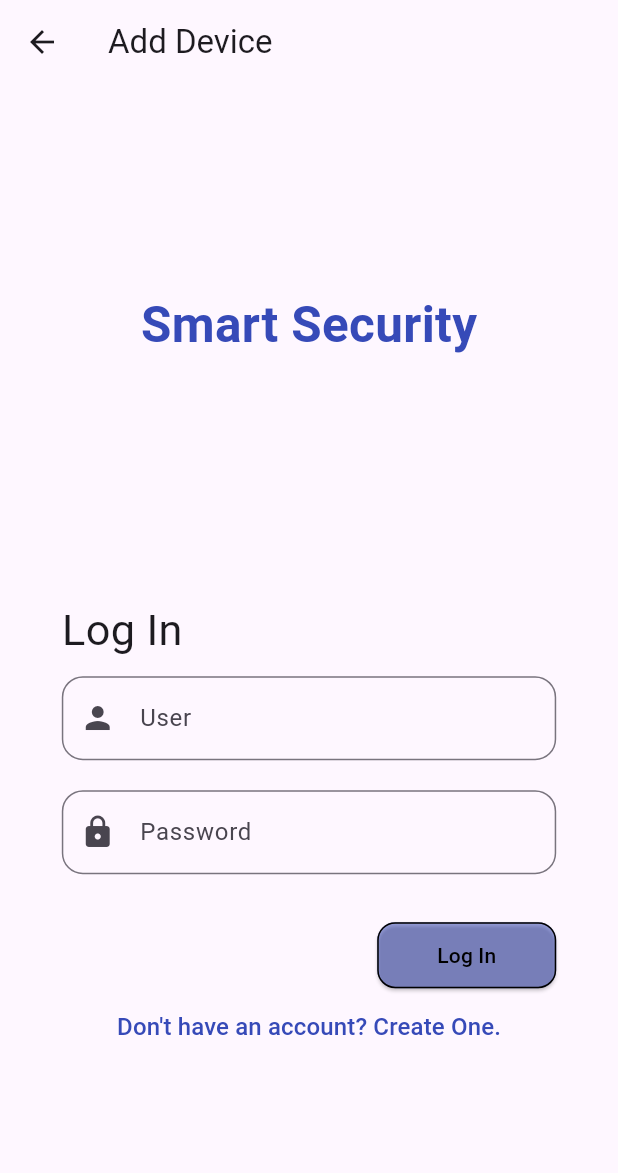
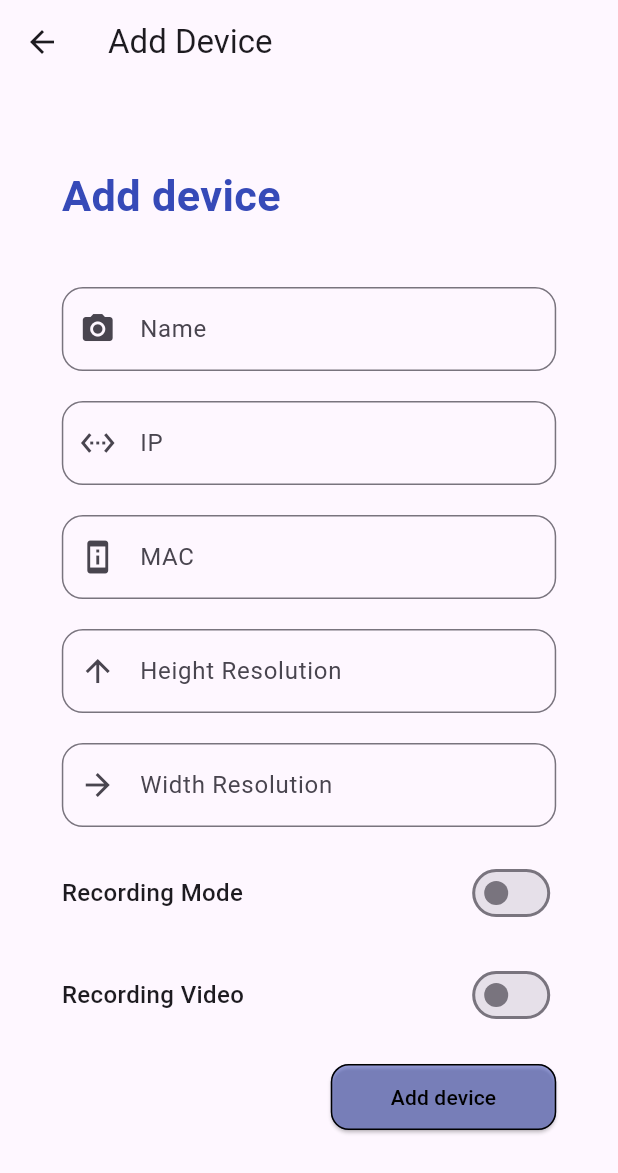
Before and after one commit to UGNaNpp/Zespolowe, a Flutter app: the AddDeviceScreen screen opened directly, on a phone screen of 412 x 824 dp. Shown: the top 1173 px of the screen. Run offline on Flutter 3.47's test engine with Material 3 defaults, Android fonts, the phone set to English and light mode, and no system bars; our stand-ins replace shared_preferences, webview_flutter; missing offline and left inert: flutter_joystick; accounts and stored records are empty.

Commit message:
Finish Add Device Screen with added validation

```diff
--- a/mobile_app/lib/api_constants.dart
+++ b/mobile_app/lib/api_constants.dart
@@ -7,3 +7,5 @@ const String registerEndpoint = '/api/auth/register';
 const String devicesEndpoint = '/devices/';
 
 const String deleteDeviceEndpoint = '/devices/id/';
+
+const String addDeviceEndpoint = 'devices/';
--- a/mobile_app/lib/screens/add_device_screen.dart
+++ b/mobile_app/lib/screens/add_device_screen.dart
@@ -1,10 +1,9 @@
 import 'package:flutter/material.dart';
-import 'package:shared_preferences/shared_preferences.dart';
 import 'package:http/http.dart' as http;
+import 'dart:convert';
 
-// import '../api_constants.dart';
+import '../api_constants.dart';
 import 'main_screen.dart';
-import 'register_screen.dart';
 
 class AddDeviceScreen extends StatefulWidget {
   const AddDeviceScreen({super.key});
@@ -14,23 +13,38 @@ class AddDeviceScreen extends StatefulWidget {
 }
 
 class _AddDeviceScreenState extends State<AddDeviceScreen> {
-  final TextEditingController _userController = TextEditingController();
-  final TextEditingController _passwordController = TextEditingController();
+  final TextEditingController _nameController = TextEditingController();
+  final TextEditingController _IPController = TextEditingController();
+  final TextEditingController _MACController = TextEditingController();
+  final TextEditingController _HeightController = TextEditingController();
+  final TextEditingController _WidthController = TextEditingController();
+  bool _recordingMode = false;
+  bool _recordingVideo = false;
   bool _isLoading = false;
 
-  void _saveToken(String token) async {
-    SharedPreferences prefs = await SharedPreferences.getInstance();
-    await prefs.setString('tokenKey', token);
+  String validateBody(String name, String ip, String mac, String height, String width) {
+    if (name.isEmpty) return "Device name cannot be empty";
+    if (ip.isEmpty || !RegExp(r'^(25[0-5]|2[0-4]\d|1\d{2}|\d{1,2})(\.(25[0-5]|2[0-4]\d|1\d{2}|\d{1,2})){3}$').hasMatch(ip)) return "Invalid IP address";
+    if (mac.isEmpty || !RegExp(r'^([0-9A-Fa-f]{2}:){5}[0-9A-Fa-f]{2}$').hasMatch(mac)) return "Invalid MAC address";
+    if (height.isEmpty || int.tryParse(height) == null || int.parse(height) <= 0) return "Invalid height resolution";
+    if (width.isEmpty || int.tryParse(width) == null || int.parse(width) <= 0) return "Invalid width resolution";
+    return "";
   }
 
-  Future<void> _handleLogin() async {
-  String username = _userController.text;
-  String password = _passwordController.text;
+  Future<void> _handleAddDevice() async {
+    String name = _nameController.text;
+    String ip = _IPController.text;
+    String mac = _MACController.text;
+    String heightResolution = _HeightController.text;
+    String widthResolution = _WidthController.text;
 
-  if (username.isEmpty || password.isEmpty) {
+    String error = validateBody(name, ip, mac, heightResolution, widthResolution);
+
+    if (error != '') {
       ScaffoldMessenger.of(context).showSnackBar(
-      SnackBar(content: Text("Please enter both username and password")),
+        SnackBar(content: Text(error)),
       );
+
       return;
     }
 
@@ -39,21 +53,29 @@ class _AddDeviceScreenState extends State<AddDeviceScreen> {
     });
 
     try {
-    final uri = Uri.http(
-      '192.168.0.251:8080',
-      '/api/auth/login',
-      {
-        'identifier': username,
-        'password': password,
+      final uri = Uri.http(baseUrl, addDeviceEndpoint);
+
+      final response = await http.post(
+        uri,
+        headers: {
+          'Content-Type': 'application/json',
         },
+        body: jsonEncode({
+          'name': name,
+          'AssociatedIP': ip,
+          'AssociatedMAC': mac,
+          'heightResolution': int.parse(heightResolution),
+          'widthResolution': int.parse(widthResolution),
+          'recordingMode': _recordingMode,
+          'recordingVideo': _recordingVideo,
+        }),
       );
 
-    final response = await http.post(uri);
-
-    if (response.statusCode == 200) {
-      print('Response body: ${response.body}');
-
-      _saveToken(response.body);
+      // zmienic kod
+      if (response.statusCode == 201) {
+        ScaffoldMessenger.of(context).showSnackBar(
+          SnackBar(content: Text("Devices has been add")),
+        );
 
         Navigator.pushReplacement(
           context,
@@ -75,7 +97,6 @@ class _AddDeviceScreenState extends State<AddDeviceScreen> {
     }
   }
 
-
   @override
   Widget build(BuildContext context) {
     double screenWidth = MediaQuery.of(context).size.width;
@@ -90,43 +111,36 @@ class _AddDeviceScreenState extends State<AddDeviceScreen> {
         child: Center(
           child: Container(
             width: screenWidth * 0.8,
-            height: screenHeight * 0.6,
+            height: screenHeight * 0.8,
+            child: SingleChildScrollView(
               child: Column(
                 mainAxisAlignment: MainAxisAlignment.center,
                 crossAxisAlignment: CrossAxisAlignment.center,
                 children: <Widget>[
+                  Row(
+                    mainAxisAlignment: MainAxisAlignment.start,
+                    children: [
                       Text(
-                  'Smart Security',
+                        'Add device',
                         style: TextStyle(
-                    fontSize: screenWidth * 0.08,
+                          fontSize: screenWidth * 0.07,
                           fontWeight: FontWeight.bold,
                           color: Color(0xFF364AB8),
                         ),
                       ),
-                SizedBox(height: 160),
-
-                Row(
-                  mainAxisAlignment: MainAxisAlignment.start,
-                  children: [
-                    Text(
-                      'Log In',
-                      style: TextStyle(
-                        fontSize: screenWidth * 0.07,
-                      ),
-                    ),
                     ],
                   ),
-                SizedBox(height: 10),
+                  SizedBox(height: 40),
 
                   TextField(
-                  controller: _userController,
+                    controller: _nameController,
                     decoration: InputDecoration(
-                    labelText: 'User',
-                    hintText: 'Enter your username',
+                      labelText: 'Name',
+                      hintText: 'Enter device name',
                       border: OutlineInputBorder(
                         borderRadius: BorderRadius.circular(14),
                       ),
-                    prefixIcon: Icon(Icons.person),
+                      prefixIcon: Icon(Icons.camera_alt),
                       focusedBorder: OutlineInputBorder(
                         borderSide: BorderSide(color: Color(0xFF364AB8), width: 2),
                         borderRadius: BorderRadius.circular(14),
@@ -136,28 +150,116 @@ class _AddDeviceScreenState extends State<AddDeviceScreen> {
                   SizedBox(height: 20),
 
                   TextField(
-                  controller: _passwordController,
-                  obscureText: true,
+                    controller: _IPController,
                     decoration: InputDecoration(
-                    labelText: 'Password',
-                    hintText: 'Enter your password',
+                      labelText: 'IP',
+                      hintText: 'Enter IP address',
                       border: OutlineInputBorder(
                         borderRadius: BorderRadius.circular(14),
                       ),
-                    prefixIcon: Icon(Icons.lock),
+                      prefixIcon: Icon(Icons.settings_ethernet),
                       focusedBorder: OutlineInputBorder(
                         borderSide: BorderSide(color: Color(0xFF364AB8), width: 2),
                         borderRadius: BorderRadius.circular(14),
                       ),
                     ),
                   ),
-                SizedBox(height: 30),
+                  SizedBox(height: 20),
+
+                  TextField(
+                    controller: _MACController,
+                    decoration: InputDecoration(
+                      labelText: 'MAC',
+                      hintText: 'Enter MAC address',
+                      border: OutlineInputBorder(
+                        borderRadius: BorderRadius.circular(14),
+                      ),
+                      prefixIcon: Icon(Icons.perm_device_information),
+                      focusedBorder: OutlineInputBorder(
+                        borderSide: BorderSide(color: Color(0xFF364AB8), width: 2),
+                        borderRadius: BorderRadius.circular(14),
+                      ),
+                    ),
+                  ),
+                  SizedBox(height: 20),
+
+                  TextField(
+                    controller: _HeightController,
+                    decoration: InputDecoration(
+                      labelText: 'Height Resolution',
+                      hintText: 'Enter height resolution',
+                      border: OutlineInputBorder(
+                        borderRadius: BorderRadius.circular(14),
+                      ),
+                      prefixIcon: Icon(Icons.arrow_upward),
+                      focusedBorder: OutlineInputBorder(
+                        borderSide: BorderSide(color: Color(0xFF364AB8), width: 2),
+                        borderRadius: BorderRadius.circular(14),
+                      ),
+                    ),
+                  ),
+                  SizedBox(height: 20),
+
+                  TextField(
+                    controller: _WidthController,
+                    decoration: InputDecoration(
+                      labelText: 'Width Resolution',
+                      hintText: 'Enter width resolution',
+                      border: OutlineInputBorder(
+                        borderRadius: BorderRadius.circular(14),
+                      ),
+                      prefixIcon: Icon(Icons.arrow_forward),
+                      focusedBorder: OutlineInputBorder(
+                        borderSide: BorderSide(color: Color(0xFF364AB8), width: 2),
+                        borderRadius: BorderRadius.circular(14),
+                      ),
+                    ),
+                  ),
+                  SizedBox(height: 20),
+
+                  Row(
+                    mainAxisAlignment: MainAxisAlignment.spaceBetween,
+                    children: [
+                      Text('Recording Mode',
+                          style: TextStyle(fontSize: 16, fontWeight: FontWeight.w500)),
+                      Switch(
+                        value: _recordingMode,
+                        onChanged: (value) {
+                          setState(() {
+                            _recordingMode = value;
+                          });
+                        },
+                        activeColor: Colors.white,
+                        activeTrackColor: Color(0xFF364AB8),
+                      ),
+                    ],
+                  ),
+                  SizedBox(height: 20),
+
+                  Row(
+                    mainAxisAlignment: MainAxisAlignment.spaceBetween,
+                    children: [
+                      Text('Recording Video',
+                          style: TextStyle(fontSize: 16, fontWeight: FontWeight.w500)),
+                      Switch(
+                        value: _recordingVideo,
+                        onChanged: (value) {
+                          setState(() {
+                            _recordingVideo = value;
+                          });
+                        },
+                        activeColor: Colors.white,
+                        activeTrackColor: Color(0xFF364AB8),
+                      ),
+                    ],
+                  ),
+                  SizedBox(height: 20),
 
                   Row(
                     mainAxisAlignment: MainAxisAlignment.end,
                     children: [
                       ElevatedButton(
-                      onPressed: _isLoading ? null : _handleLogin,
+                        onPressed: _isLoading ? null : _handleAddDevice,
                         style: ElevatedButton.styleFrom(
                           padding: EdgeInsets.symmetric(vertical: 12, horizontal: 40),
                           shape: RoundedRectangleBorder(
@@ -169,28 +271,12 @@ class _AddDeviceScreenState extends State<AddDeviceScreen> {
                         ),
                         child: _isLoading
                             ? CircularProgressIndicator(color: Colors.white)
-                          : Text('Log In'),
+                            : Text('Add device'),
                       ),
                     ],
                   ),
-
-                Spacer(),
-                TextButton(
-                  onPressed: () {
-                    Navigator.push(
-                      context,
-                      MaterialPageRoute(builder: (context) => RegisterScreen()),
-                    );
-                  },
-                  child: Text(
-                    "Don't have an account? Create One.",
-                    style: TextStyle(
-                      color: Color(0xFF364AB8),
-                      fontSize: 16,
+                ],
               ),
-                  ),
-                )
-              ],
             ),
           ),
         ),
```
Also changed, not shown: 1 other file. Lines whose indentation alone changed are shown as unchanged.
